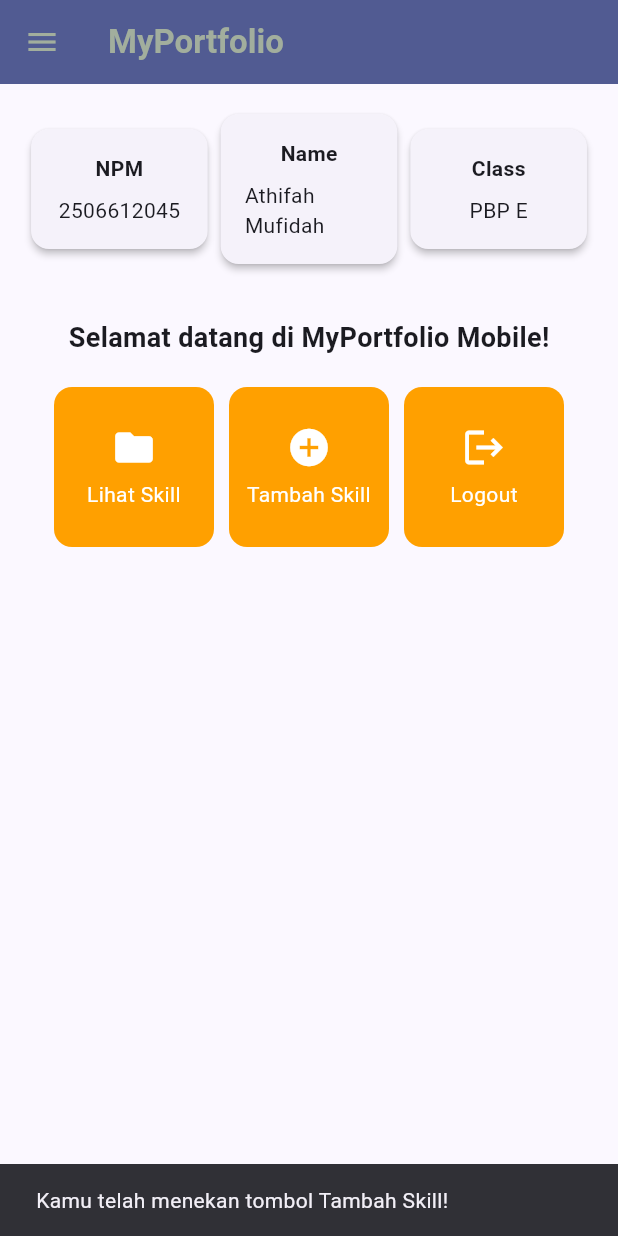
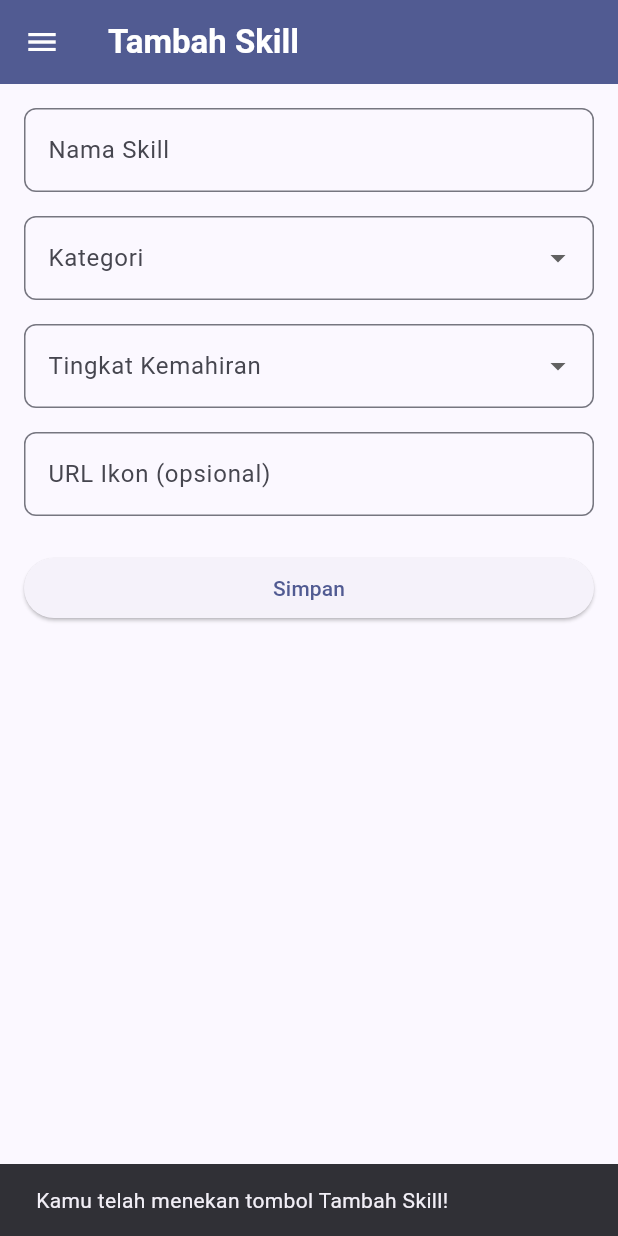
Before and after one commit to athifahfida/myportofolio_mobile, a Flutter app: the LeftDrawer widget shown alone on an empty page, opened directly, after a tap on "Home", after a tap on "Tambah Skill", on a phone screen of 412 x 824 dp. Run offline on Flutter 3.47's test engine with Material 3 defaults, Android fonts, the phone set to English and light mode, and no system bars; our stand-ins replace material_ui.

Commit message:
feat: add skill form page and navigation to drawer and item card

```diff
--- a/lib/screens/menu.dart
+++ b/lib/screens/menu.dart
@@ -1,4 +1,4 @@
-import 'package:flutter/material.dart';
+import 'package:material_ui/material_ui.dart';
 import 'package:myportofolio_mobile/widgets/left_drawer.dart';
 import 'package:myportofolio_mobile/widgets/project_card.dart';
 
--- a/lib/screens/project_form.dart
+++ b/lib/screens/project_form.dart
@@ -1,4 +1,4 @@
-import 'package:flutter/material.dart';
+import 'package:material_ui/material_ui.dart';
 import 'package:myportofolio_mobile/widgets/left_drawer.dart';
 
 class ProjectFormPage extends StatefulWidget {
--- /dev/null
+++ b/lib/screens/skill_form.dart
@@ -0,0 +1,181 @@
+import 'package:material_ui/material_ui.dart';
+import 'package:myportofolio_mobile/widgets/left_drawer.dart';
+
+class SkillFormPage extends StatefulWidget {
+  const SkillFormPage({super.key});
+
+  @override
+  State<SkillFormPage> createState() => _SkillFormPageState();
+}
+
+class _SkillFormPageState extends State<SkillFormPage> {
+  final _formKey = GlobalKey<FormState>();
+
+  static const Map<String, String> _categories = {
+    'frontend': 'Frontend',
+    'backend': 'Backend',
+    'tools': 'Tools',
+    'soft': 'Soft Skill',
+  };
+  static const Map<String, String> _proficiencies = {
+    'beginner': 'Beginner',
+    'intermediate': 'Intermediate',
+    'advanced': 'Advanced',
+    'expert': 'Expert',
+  };
+
+  String _name = '';
+  String? _category;
+  String? _proficiency;
+  String _iconUrl = '';
+
+  bool _isValidUrl(String value) {
+    final uri = Uri.tryParse(value);
+    return uri != null &&
+        (uri.scheme == 'http' || uri.scheme == 'https') &&
+        uri.host.isNotEmpty;
+  }
+
+  void _save() {
+    if (!_formKey.currentState!.validate()) return;
+
+    showDialog(
+      context: context,
+      builder: (context) {
+        return AlertDialog(
+          title: const Text('Skill berhasil disimpan'),
+          content: SingleChildScrollView(
+            child: Column(
+              crossAxisAlignment: CrossAxisAlignment.start,
+              children: [
+                Text('Nama: ${_name.trim()}'),
+                Text('Kategori: ${_categories[_category]}'),
+                Text('Level: ${_proficiencies[_proficiency]}'),
+                Text(
+                  'URL Ikon: ${_iconUrl.trim().isEmpty ? '-' : _iconUrl.trim()}',
+                ),
+              ],
+            ),
+          ),
+          actions: [
+            TextButton(
+              onPressed: () => Navigator.pop(context),
+              child: const Text('OK'),
+            ),
+          ],
+        );
+      },
+    );
+  }
+
+  @override
+  Widget build(BuildContext context) {
+    return Scaffold(
+      appBar: AppBar(
+        title: const Text(
+          'Tambah Skill',
+          style: TextStyle(fontWeight: FontWeight.bold),
+        ),
+        backgroundColor: Theme.of(context).colorScheme.primary,
+        foregroundColor: Colors.white,
+      ),
+      drawer: const LeftDrawer(),
+      body: Form(
+        key: _formKey,
+        child: SingleChildScrollView(
+          padding: const EdgeInsets.all(16.0),
+          child: Column(
+            children: [
+              TextFormField(
+                decoration: InputDecoration(
+                  hintText: 'Nama skill, contoh: Django',
+                  labelText: 'Nama Skill',
+                  border: OutlineInputBorder(
+                    borderRadius: BorderRadius.circular(8.0),
+                  ),
+                ),
+                onChanged: (value) => setState(() => _name = value),
+                validator: (value) {
+                  if (value == null || value.trim().isEmpty) {
+                    return 'Nama skill tidak boleh kosong';
+                  }
+                  if (value.trim().length > 100) {
+                    return 'Nama skill maksimal 100 karakter';
+                  }
+                  return null;
+                },
+              ),
+              const SizedBox(height: 16.0),
+              DropdownButtonFormField<String>(
+                initialValue: _category,
+                decoration: InputDecoration(
+                  labelText: 'Kategori',
+                  border: OutlineInputBorder(
+                    borderRadius: BorderRadius.circular(8.0),
+                  ),
+                ),
+                items: _categories.entries
+                    .map((e) => DropdownMenuItem(
+                          value: e.key,
+                          child: Text(e.value),
+                        ))
+                    .toList(),
+                onChanged: (value) => setState(() => _category = value),
+                validator: (value) =>
+                    value == null ? 'Pilih kategori skill' : null,
+              ),
+              const SizedBox(height: 16.0),
+              DropdownButtonFormField<String>(
+                initialValue: _proficiency,
+                decoration: InputDecoration(
+                  labelText: 'Tingkat Kemahiran',
+                  border: OutlineInputBorder(
+                    borderRadius: BorderRadius.circular(8.0),
+                  ),
+                ),
+                items: _proficiencies.entries
+                    .map((e) => DropdownMenuItem(
+                          value: e.key,
+                          child: Text(e.value),
+                        ))
+                    .toList(),
+                onChanged: (value) => setState(() => _proficiency = value),
+                validator: (value) =>
+                    value == null ? 'Pilih tingkat kemahiran' : null,
+              ),
+              const SizedBox(height: 16.0),
+              TextFormField(
+                keyboardType: TextInputType.url,
+                decoration: InputDecoration(
+                  hintText: 'https://cdn.example.com/icons/django.svg',
+                  labelText: 'URL Ikon (opsional)',
+                  border: OutlineInputBorder(
+                    borderRadius: BorderRadius.circular(8.0),
+                  ),
+                ),
+                onChanged: (value) => setState(() => _iconUrl = value),
+                validator: (value) {
+                  final text = value?.trim() ?? '';
+                  if (text.isEmpty) return null;
+                  if (text.length > 500) return 'URL maksimal 500 karakter';
+                  if (!_isValidUrl(text)) {
+                    return 'Masukkan URL yang valid (http atau https)';
+                  }
+                  return null;
+                },
+              ),
+              const SizedBox(height: 24.0),
+              SizedBox(
+                width: double.infinity,
+                child: ElevatedButton(
+                  onPressed: _save,
+                  child: const Text('Simpan'),
+                ),
+              ),
+            ],
+          ),
+        ),
+      ),
+    );
+  }
+}
--- a/lib/widgets/left_drawer.dart
+++ b/lib/widgets/left_drawer.dart
@@ -1,6 +1,7 @@
 import 'package:material_ui/material_ui.dart';
 import 'package:myportofolio_mobile/screens/menu.dart';
 import 'package:myportofolio_mobile/screens/project_form.dart';
+import 'package:myportofolio_mobile/screens/skill_form.dart';
 
 class LeftDrawer extends StatelessWidget {
   const LeftDrawer({super.key});
@@ -51,6 +52,16 @@ class LeftDrawer extends StatelessWidget {
               );
             },
           ),
+          ListTile(
+            leading: const Icon(Icons.psychology_outlined),
+            title: const Text('Add Skill'),
+            onTap: () {
+              Navigator.pushReplacement(
+                context,
+                MaterialPageRoute(builder: (context) => const SkillFormPage()),
+              );
+            },
+          ),
         ],
       ),
     );
--- a/lib/widgets/project_card.dart
+++ b/lib/widgets/project_card.dart
@@ -1,6 +1,7 @@
-import 'package:flutter/material.dart';
+import 'package:material_ui/material_ui.dart';
 import 'package:myportofolio_mobile/screens/menu.dart';
 import 'package:myportofolio_mobile/screens/project_form.dart';
+import 'package:myportofolio_mobile/screens/skill_form.dart';
 
 class ItemCard extends StatelessWidget {
   final ItemHomepage item;
@@ -32,6 +33,13 @@ class ItemCard extends StatelessWidget {
                 builder: (context) => const ProjectFormPage(),
               ),
             );
+          } else if (item.name == "Tambah Skill") {
+            Navigator.push(
+              context,
+              MaterialPageRoute(
+                builder: (context) => const SkillFormPage(),
+              ),
+            );
           }
         },
         child: Container(
```
